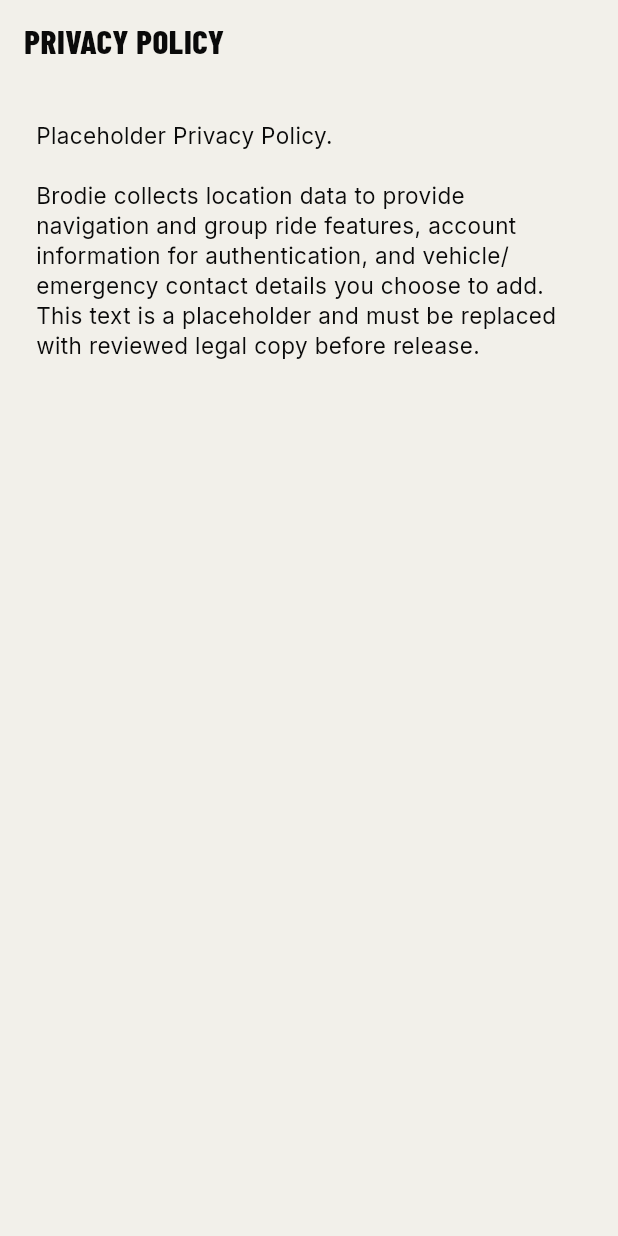
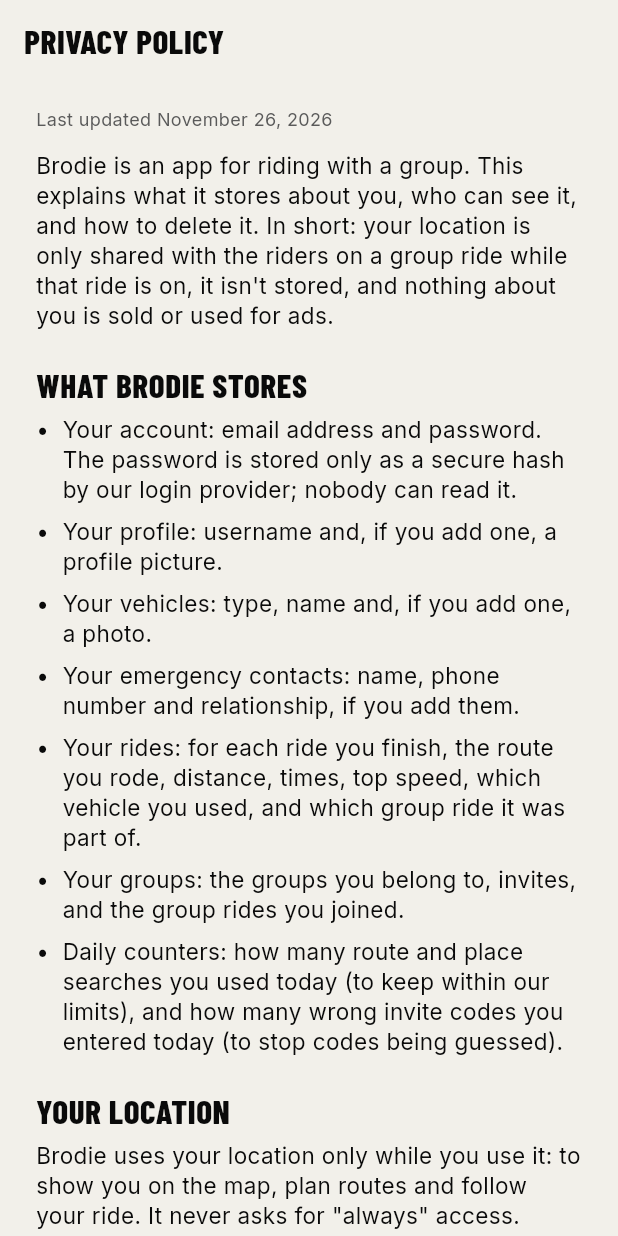
Before and after one commit to FGonzales-Dev/brodie-mobile, a Flutter app: the LegalScreen screen opened by its route, on a phone screen of 412 x 824 dp. Run offline on Flutter 3.47's test engine with Material 3 defaults, Android fonts, the phone set to English and light mode, and no system bars; our stand-ins replace envied, flutter_riverpod, freezed_annotation, geolocator, go_router, image_picker and 7 more; missing offline and left inert: mapbox_maps_flutter; accounts and stored records are empty; generated files the repository leaves out were written again.

Commit message:
Add app icon, name the app Brodie, write privacy policy and terms
The icon is the brand mark (black navigation arrow on the accent
yellow), generated by tool/generate_app_icon.dart for iOS and Android,
including Android's adaptive icon. The launcher name is Brodie on both
platforms. Drops ACCESS_BACKGROUND_LOCATION, which the app never asks
for. The privacy policy and terms replace the placeholders and describe
what the app actually stores, shares and relies on.

```diff
--- a/lib/app/router/app_router.dart
+++ b/lib/app/router/app_router.dart
@@ -25,6 +25,7 @@ import '../../features/onboarding/presentation/onboarding_screen.dart';
 import '../../features/profile/application/my_profile_provider.dart';
 import '../../features/profile/presentation/profile_screen.dart';
 import '../../features/map/domain/map_models.dart';
+import '../../features/settings/domain/legal_documents.dart';
 import '../../features/settings/presentation/info_screens.dart';
 import '../../features/sos/presentation/sos_screen.dart';
 import '../../features/settings/presentation/settings_screen.dart';
@@ -100,11 +101,8 @@ GoRouter router(Ref ref) {
       GoRoute(path: Routes.vehicles, builder: (_, _) => const VehiclesScreen()),
       GoRoute(path: Routes.emergencyContacts, builder: (_, _) => const EmergencyContactsScreen()),
       GoRoute(path: Routes.settings, builder: (_, _) => const SettingsScreen()),
-      GoRoute(
-        path: Routes.privacy,
-        builder: (_, _) => const LegalScreen(title: 'Privacy policy', body: privacyPolicyPlaceholder),
-      ),
-      GoRoute(path: Routes.terms, builder: (_, _) => const LegalScreen(title: 'Terms', body: termsPlaceholder)),
+      GoRoute(path: Routes.privacy, builder: (_, _) => const LegalScreen(document: privacyPolicy)),
+      GoRoute(path: Routes.terms, builder: (_, _) => const LegalScreen(document: termsOfUse)),
       GoRoute(path: Routes.about, builder: (_, _) => const AboutScreen()),
       GoRoute(path: Routes.usage, builder: (_, _) => const UsageScreen()),
       StatefulShellRoute.indexedStack(
--- /dev/null
+++ b/lib/features/settings/domain/legal_documents.dart
@@ -0,0 +1,152 @@
+/// The privacy policy and terms shown in the app. Written to match what the
+/// app actually does; when a feature changes what's collected or shared,
+/// update the matching section here and [LegalDocument.updated].
+library;
+
+/// A titled document made of headed sections.
+class LegalDocument {
+  const LegalDocument({required this.title, required this.updated, required this.intro, required this.sections});
+
+  final String title;
+
+  /// Shown as "Last updated ...".
+  final String updated;
+  final String intro;
+  final List<LegalSection> sections;
+}
+
+/// A heading with paragraphs. A paragraph starting with "• " is shown as a
+/// bullet point.
+class LegalSection {
+  const LegalSection(this.heading, this.paragraphs);
+
+  final String heading;
+  final List<String> paragraphs;
+}
+
+const privacyPolicy = LegalDocument(
+  title: 'Privacy policy',
+  updated: 'November 26, 2026',
+  intro: 'Brodie is an app for riding with a group. This explains what it stores about you, who can see it, '
+      'and how to delete it. In short: your location is only shared with the riders on a group ride while '
+      "that ride is on, it isn't stored, and nothing about you is sold or used for ads.",
+  sections: [
+    LegalSection('What Brodie stores', [
+      '• Your account: email address and password. The password is stored only as a secure hash by our '
+          'login provider; nobody can read it.',
+      '• Your profile: username and, if you add one, a profile picture.',
+      '• Your vehicles: type, name and, if you add one, a photo.',
+      '• Your emergency contacts: name, phone number and relationship, if you add them.',
+      '• Your rides: for each ride you finish, the route you rode, distance, times, top speed, which '
+          'vehicle you used, and which group ride it was part of.',
+      '• Your groups: the groups you belong to, invites, and the group rides you joined.',
+      '• Daily counters: how many route and place searches you used today (to keep within our limits), '
+          'and how many wrong invite codes you entered today (to stop codes being guessed).',
+    ]),
+    LegalSection('Your location', [
+      'Brodie uses your location only while you use it: to show you on the map, plan routes and follow '
+          'your ride. It never asks for "always" access.',
+      'During a group ride, your live position is sent to the other riders on that ride, also while your '
+          'screen is locked, until the ride ends or you leave it. These live positions pass through our '
+          "server but aren't saved.",
+      'What is saved is your own ride when it ends (see above), so it can appear in your history.',
+    ]),
+    LegalSection('Who can see what', [
+      '• Other riders can find you by your username, or by your exact email address. A search by email '
+          'shows them your username, never your email.',
+      '• Members of a group see each other\'s usernames and profile pictures.',
+      '• Riders on a group ride see each other\'s live positions during the ride, and any SOS you send, '
+          'with your location, until you say you\'re safe.',
+      '• After a group ride, its members see each rider\'s totals: distance, moving time, top speed and '
+          'whether they arrived. They never see your route.',
+      '• Profile and vehicle photos are stored at a long, random web address. Anyone who has that exact '
+          'address could open the photo, but it can\'t be guessed or searched for.',
+      'Everything else (your email, rides, vehicles, emergency contacts) is visible only to you.',
+    ]),
+    LegalSection('Photos', [
+      'Before a photo is uploaded, Brodie shrinks it and removes all the extra information phones store in '
+          'photos, including the place it was taken.',
+    ]),
+    LegalSection('SOS', [
+      "When you send an SOS, your phone's messages app opens with a text to your emergency contacts that "
+          'includes your location. It is sent only if you tap Send, from your own phone. Brodie never '
+          'contacts your emergency contacts by itself.',
+    ]),
+    LegalSection('Services Brodie relies on', [
+      '• Supabase stores your account and data and runs Brodie\'s server, in its Tokyo (Japan) region.',
+      '• Mapbox provides the maps, place search and routes. Searches and route requests go through '
+          "Brodie's server, so Mapbox receives what you searched for and the route's points, but not who you "
+          'are. The map itself loads directly from Mapbox, so Mapbox sees your phone\'s internet address and '
+          "the area of the map you're viewing. Mapbox's map software may also send it anonymous usage data.",
+      'Neither may use your data for anything but providing their service to Brodie.',
+    ]),
+    LegalSection('Kept on your phone only', [
+      'Your settings, recently searched places, your last known position (to open the map quickly), and '
+          'rides waiting to upload are stored on your phone and never leave it except as described above.',
+    ]),
+    LegalSection('Deleting your data', [
+      'You can delete any ride, vehicle, emergency contact or photo yourself at any time.',
+      'Profile → Delete account permanently deletes your account, profile, photos, vehicles, emergency '
+          'contacts, rides and group memberships. Groups you lead are deleted too.',
+    ]),
+    LegalSection('What Brodie never does', [
+      'Brodie shows no ads, doesn\'t sell or rent your data, and doesn\'t use third-party analytics or '
+          'tracking.',
+    ]),
+    LegalSection('Children', [
+      'Brodie is not meant for children under 13.',
+    ]),
+    LegalSection('Changes and questions', [
+      'If this policy changes, the new version will appear here with a new date. For questions about your '
+          'data, contact the person who runs Brodie for your group.',
+    ]),
+  ],
+);
+
+const termsOfUse = LegalDocument(
+  title: 'Terms',
+  updated: 'November 26, 2026',
+  intro: 'These terms cover using Brodie. By using it, you agree to them.',
+  sections: [
+    LegalSection('Ride safely', [
+      "Don't handle your phone while riding. Set your route before you set off, and stop somewhere safe if "
+          'you need to use the app.',
+      'Follow traffic laws and road signs. Brodie\'s routes and turn instructions can be wrong or out of '
+          'date; the road in front of you always comes first.',
+    ]),
+    LegalSection('SOS and location are not guaranteed', [
+      "Brodie's SOS is a convenience, not an emergency service. It depends on your phone, its battery, GPS "
+          'and signal, and on you tapping Send in your messages app. In an emergency, call your local '
+          'emergency number.',
+      'Live positions, "fell behind" alerts and GPS readings can be late, inaccurate or missing. Don\'t rely '
+          'on them to know that someone is safe.',
+    ]),
+    LegalSection('Your account', [
+      'Keep your password to yourself; you are responsible for what happens on your account. Pick a '
+          "username that isn't offensive and doesn't pretend to be someone else.",
+    ]),
+    LegalSection('Groups and rides', [
+      'A group leader plans and ends rides for the group and can reset its invite code. Anyone with a '
+          "group's invite code or link can join it, so share them only with people you want to ride with.",
+      'Only invite people who agreed to be invited, and only add emergency contacts who are happy to be '
+          'contacted.',
+    ]),
+    LegalSection('Fair use', [
+      "Don't use Brodie to track people who haven't agreed to it, to harass anyone, or to break the law. "
+          "Don't try to get around its limits or access other riders' data.",
+      'Route and place searches have daily limits, because the services behind them charge per use.',
+    ]),
+    LegalSection('No warranty', [
+      'Brodie is provided as it is, without any promise that it will always be available, accurate or free '
+          'of errors. As far as the law allows, the people who run Brodie are not responsible for losses or '
+          'injuries that come from using it.',
+    ]),
+    LegalSection('Ending', [
+      'You can stop using Brodie and delete your account at any time from your profile. An account that '
+          'breaks these terms may be removed.',
+    ]),
+    LegalSection('Changes', [
+      'If these terms change, the new version will appear here with a new date.',
+    ]),
+  ],
+);
--- a/lib/features/settings/presentation/info_screens.dart
+++ b/lib/features/settings/presentation/info_screens.dart
@@ -3,6 +3,7 @@ import 'package:flutter_riverpod/flutter_riverpod.dart';
 
 import '../../../core/design_system/design_system.dart';
 import '../data/settings_repository.dart';
+import '../domain/legal_documents.dart';
 
 class AboutScreen extends ConsumerWidget {
   const AboutScreen({super.key});
@@ -32,34 +33,43 @@ class AboutScreen extends ConsumerWidget {
   }
 }
 
-/// Shared layout for Privacy Policy and Terms. The copy is placeholder until
-/// reviewed legal text exists.
+/// The privacy policy or the terms: a date, an intro, then headed sections.
 class LegalScreen extends StatelessWidget {
-  const LegalScreen({super.key, required this.title, required this.body});
+  const LegalScreen({super.key, required this.document});
 
-  final String title;
-  final String body;
+  final LegalDocument document;
 
   @override
   Widget build(BuildContext context) {
+    final colors = context.colors;
+    final body = BrodieType.body.copyWith(color: colors.textPrimary, fontSize: 15);
     return Scaffold(
-      appBar: BrodieAppBar(title: title),
-      body: SingleChildScrollView(
-        padding: const EdgeInsets.all(BrodieSpace.lg),
-        child: Text(body, style: BrodieType.body.copyWith(color: context.colors.textPrimary, fontSize: 15)),
+      appBar: BrodieAppBar(title: document.title),
+      body: ListView(
+        padding: const EdgeInsets.fromLTRB(BrodieSpace.lg, BrodieSpace.md, BrodieSpace.lg, BrodieSpace.xl),
+        children: [
+          Text('Last updated ${document.updated}', style: BrodieType.caption.copyWith(color: colors.textSecondary)),
+          const SizedBox(height: BrodieSpace.sm),
+          Text(document.intro, style: body),
+          for (final section in document.sections) ...[
+            const SizedBox(height: BrodieSpace.lg),
+            Text(section.heading.toUpperCase(), style: BrodieType.title.copyWith(color: colors.textPrimary)),
+            for (final paragraph in section.paragraphs)
+              Padding(
+                padding: const EdgeInsets.only(top: BrodieSpace.xs),
+                child: paragraph.startsWith('• ')
+                    ? Row(
+                        crossAxisAlignment: CrossAxisAlignment.start,
+                        children: [
+                          Text('•  ', style: body),
+                          Expanded(child: Text(paragraph.substring(2), style: body)),
+                        ],
+                      )
+                    : Text(paragraph, style: body),
+              ),
+          ],
+        ],
       ),
     );
   }
 }
-
-const privacyPolicyPlaceholder = '''
-Placeholder Privacy Policy.
-
-Brodie collects location data to provide navigation and group ride features, account information for authentication, and vehicle/emergency contact details you choose to add. This text is a placeholder and must be replaced with reviewed legal copy before release.
-''';
-
-const termsPlaceholder = '''
-Placeholder Terms of Service.
-
-By using Brodie you agree to ride safely and use group ride and SOS features responsibly. This text is a placeholder and must be replaced with reviewed legal copy before release.
-''';
```
Also changed, not shown: pubspec.yaml (+11 -0 lines), tool/generate_app_icon.dart (added, +68 -0 lines), assets/icon/app_icon.png (added), assets/icon/app_icon_foreground.png (added), pubspec.lock, 37 other files.
